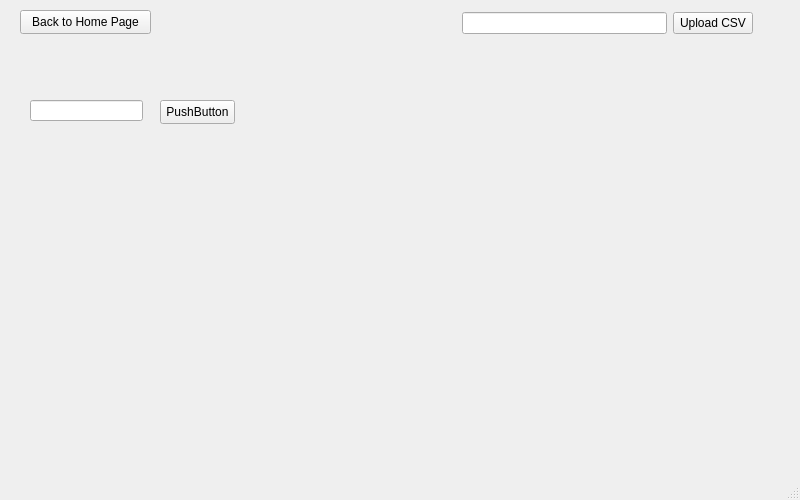
Above: TestWindow.ui from rferrer12/AutoTests before the change. Below: the same form after it.
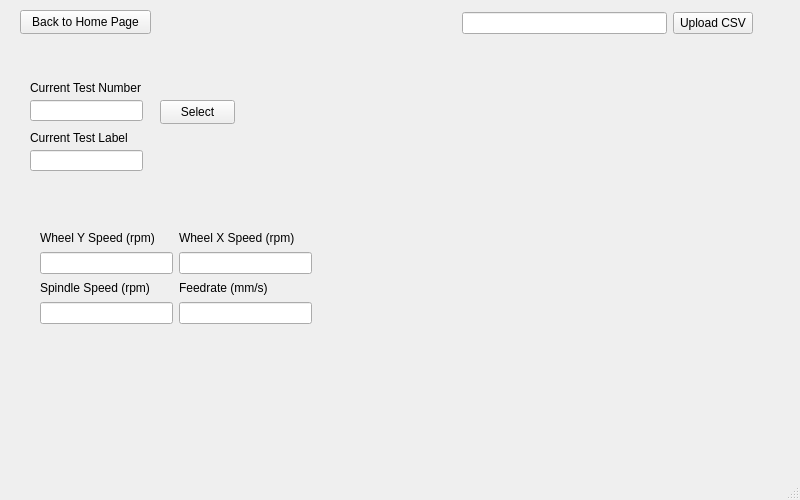
That is the form after the change.

Commit message: Added Multithreading for 2 axes movement, must test on physical platform

The edit to the form file:
```diff
--- a/TestWindow.ui
+++ b/TestWindow.ui
@@ -43,7 +43,7 @@
      </rect>
     </property>
     <property name="text">
-     <string>PushButton</string>
+     <string>Select</string>
     </property>
    </widget>
    <widget class="QLineEdit" name="lineEdit">
@@ -78,6 +78,94 @@
      </item>
     </layout>
    </widget>
+   <widget class="QLabel" name="label">
+    <property name="geometry">
+     <rect>
+      <x>30</x>
+      <y>80</y>
+      <width>121</width>
+      <height>16</height>
+     </rect>
+    </property>
+    <property name="text">
+     <string>Current Test Number</string>
+    </property>
+   </widget>
+   <widget class="QLabel" name="label_2">
+    <property name="geometry">
+     <rect>
+      <x>30</x>
+      <y>130</y>
+      <width>121</width>
+      <height>16</height>
+     </rect>
+    </property>
+    <property name="text">
+     <string>Current Test Label</string>
+    </property>
+   </widget>
+   <widget class="QLineEdit" name="testLabelEdit">
+    <property name="geometry">
+     <rect>
+      <x>30</x>
+      <y>150</y>
+      <width>113</width>
+      <height>21</height>
+     </rect>
+    </property>
+   </widget>
+   <widget class="QWidget" name="">
+    <property name="geometry">
+     <rect>
+      <x>40</x>
+      <y>230</y>
+      <width>272</width>
+      <height>94</height>
+     </rect>
+    </property>
+    <layout class="QGridLayout" name="gridLayout">
+     <item row="0" column="0">
+      <widget class="QLabel" name="label_3">
+       <property name="text">
+        <string>Wheel Y Speed (rpm)</string>
+       </property>
+      </widget>
+     </item>
+     <item row="0" column="1">
+      <widget class="QLabel" name="label_4">
+       <property name="text">
+        <string>Wheel X Speed (rpm)</string>
+       </property>
+      </widget>
+     </item>
+     <item row="1" column="0">
+      <widget class="QLineEdit" name="wheelYSpeed"/>
+     </item>
+     <item row="1" column="1">
+      <widget class="QLineEdit" name="wheelXSpeed"/>
+     </item>
+     <item row="2" column="0">
+      <widget class="QLabel" name="label_5">
+       <property name="text">
+        <string>Spindle Speed (rpm)</string>
+       </property>
+      </widget>
+     </item>
+     <item row="2" column="1">
+      <widget class="QLabel" name="label_6">
+       <property name="text">
+        <string>Feedrate (mm/s)</string>
+       </property>
+      </widget>
+     </item>
+     <item row="3" column="0">
+      <widget class="QLineEdit" name="spindleSpeed"/>
+     </item>
+     <item row="3" column="1">
+      <widget class="QLineEdit" name="feedrate"/>
+     </item>
+    </layout>
+   </widget>
   </widget>
   <widget class="QMenuBar" name="menubar">
    <property name="geometry">
```
Left out of the diff: 12 changed lines with no effect on the pictures. The commit also changes 6 other files.
